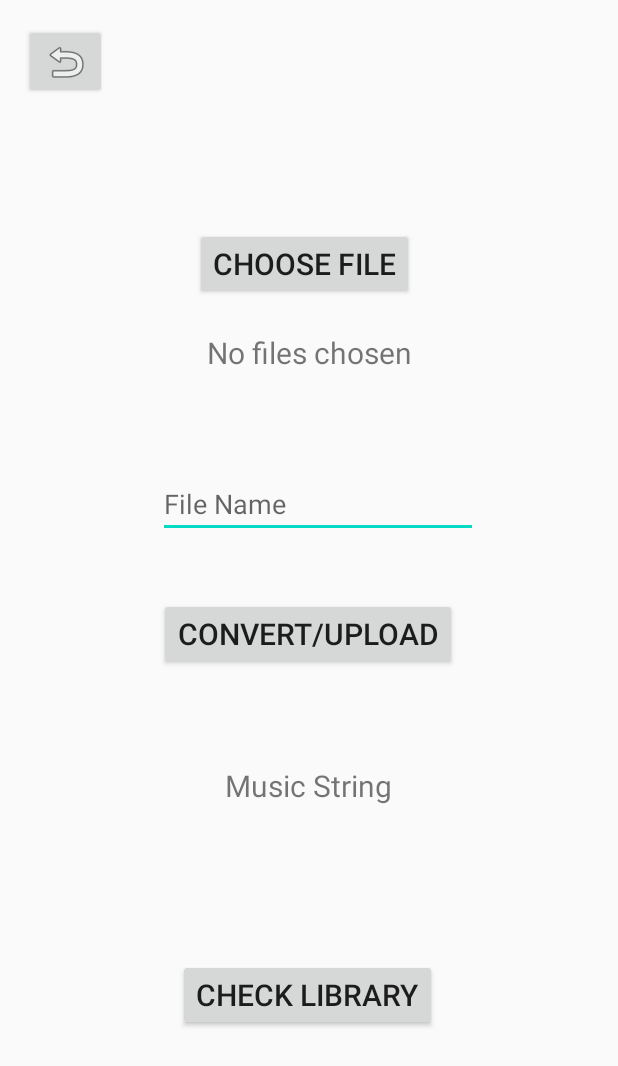
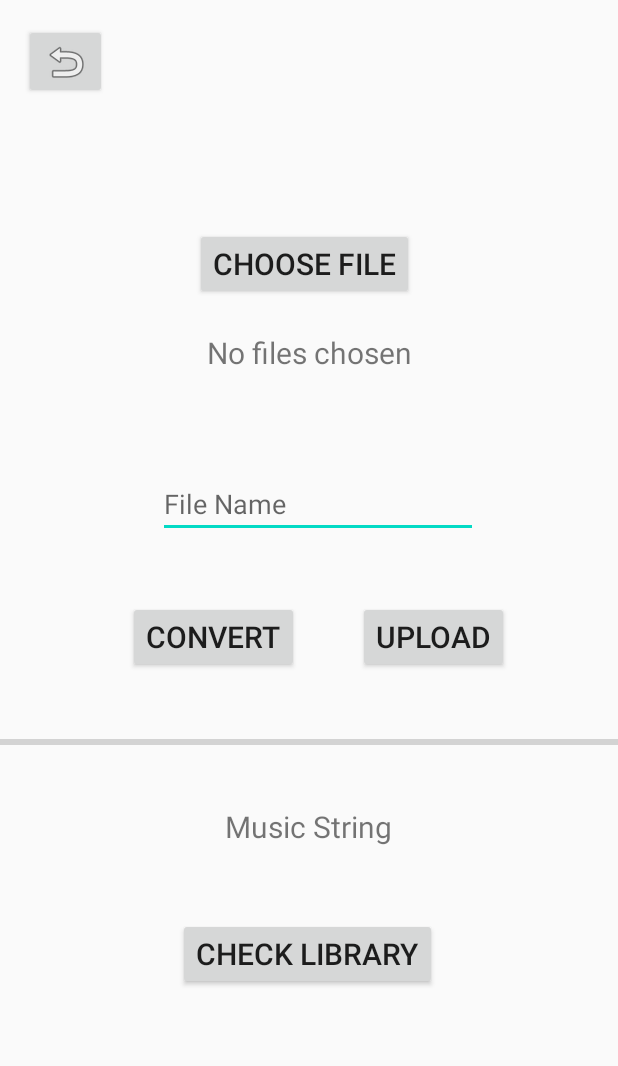
Before and after one commit to jiaqi20/Conversic, an Android app: the layout activity_conversic1.xml on its own in the app's theme, with its tools: preview values and no code run, on a phone screen of 412 x 824 dp. Shown: the top 1066 px of the screen. Run offline under Robolectric (Android 15) with nearby library versions, the light colour scheme and no system bars.

Commit message:
upload converted sheets

```diff
--- a/app/src/main/res/layout/activity_conversic1.xml
+++ b/app/src/main/res/layout/activity_conversic1.xml
@@ -51,14 +51,14 @@
         android:id="@+id/buttonConvert"
         android:layout_width="wrap_content"
         android:layout_height="wrap_content"
-        android:text="Convert/Upload"
+        android:text="Convert"
         android:textSize="20sp"
         app:layout_constraintBottom_toBottomOf="parent"
         app:layout_constraintEnd_toEndOf="parent"
-        app:layout_constraintHorizontal_bias="0.497"
+        app:layout_constraintHorizontal_bias="0.287"
         app:layout_constraintStart_toStartOf="parent"
         app:layout_constraintTop_toBottomOf="@+id/editTextDescription"
-        app:layout_constraintVertical_bias="0.096" />
+        app:layout_constraintVertical_bias="0.101" />
 
     <EditText
         android:id="@+id/editTextDescription"
@@ -85,7 +85,7 @@
         app:layout_constraintHorizontal_bias="0.497"
         app:layout_constraintStart_toStartOf="parent"
         app:layout_constraintTop_toBottomOf="@+id/textViewMusicString"
-        app:layout_constraintVertical_bias="0.427" />
+        app:layout_constraintVertical_bias="0.224" />
 
     <TextView
         android:id="@+id/textViewMusicString"
@@ -98,7 +98,32 @@
         app:layout_constraintHorizontal_bias="0.498"
         app:layout_constraintStart_toStartOf="parent"
         app:layout_constraintTop_toBottomOf="@+id/buttonConvert"
-        app:layout_constraintVertical_bias="0.18" />
+        app:layout_constraintVertical_bias="0.254" />
+
+    <Button
+        android:id="@+id/buttonUpload"
+        android:layout_width="wrap_content"
+        android:layout_height="wrap_content"
+        android:text="Upload"
+        android:textSize="20sp"
+        app:layout_constraintBottom_toBottomOf="parent"
+        app:layout_constraintEnd_toEndOf="parent"
+        app:layout_constraintHorizontal_bias="0.767"
+        app:layout_constraintStart_toStartOf="parent"
+        app:layout_constraintTop_toBottomOf="@+id/editTextDescription"
+        app:layout_constraintVertical_bias="0.101" />
+
+    <ProgressBar
+        android:id="@+id/progressUpload"
+        style="?android:attr/progressBarStyleHorizontal"
+        android:layout_width="match_parent"
+        android:layout_height="wrap_content"
+        app:layout_constraintBottom_toBottomOf="parent"
+        app:layout_constraintEnd_toEndOf="parent"
+        app:layout_constraintHorizontal_bias="0.0"
+        app:layout_constraintStart_toStartOf="parent"
+        app:layout_constraintTop_toBottomOf="@+id/buttonUpload"
+        app:layout_constraintVertical_bias="0.105" />
 
 
 </androidx.constraintlayout.widget.ConstraintLayout>
--- /dev/null
+++ b/app/src/main/res/xml/file_paths.xml
@@ -0,0 +1,5 @@
+<?xml version="1.0" encoding="utf-8"?>
+<paths xmlns:android="http://schemas.android.com/apk/res/android">
+    <external-path name="external_files" path="."/>
+    <root-path path="." name="external_files" />
+</paths>
```
Also changed, not shown: app/src/main/AndroidManifest.xml (+13 -0 lines), app/src/main/java/com/example/conversic/Conversic1.java (+32 -22 lines).
